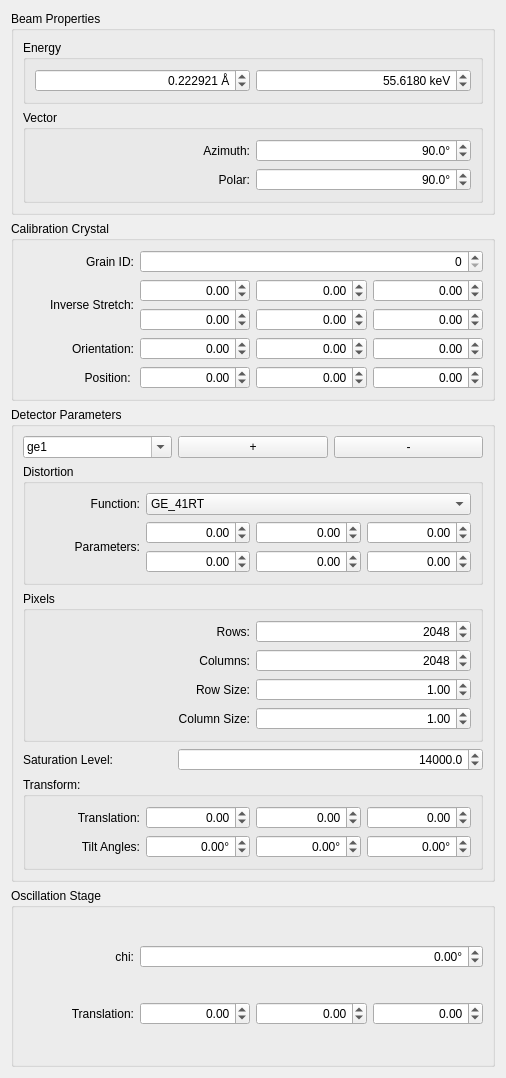
Above: hexrd/ui/resources/ui/calibration_config_widget.ui from HEXRD/hexrdgui before the change. Below: the same form after it.
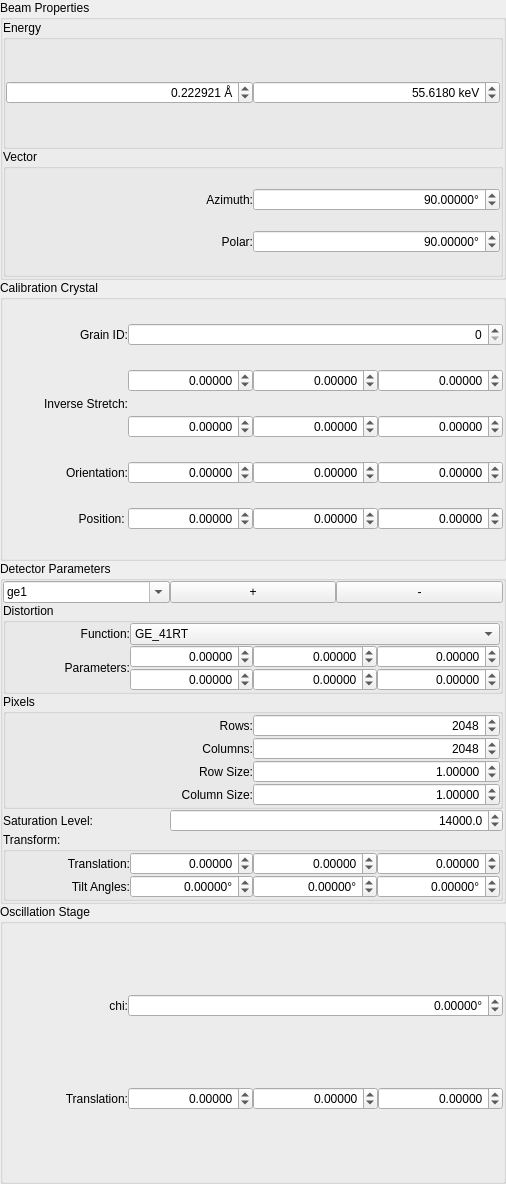
That is the form after the change. Custom widgets are drawn as their Qt base class.

Commit message:
Updated and tweaked UI layout, decimals, quit
A number of minor tweaks to regain empty space, add more default
precision to the form view, and add a quit action to the menu.

Diff of the .ui file:
```diff
--- a/hexrd/ui/resources/ui/calibration_config_widget.ui
+++ b/hexrd/ui/resources/ui/calibration_config_widget.ui
@@ -7,22 +7,67 @@
     <x>0</x>
     <y>0</y>
     <width>506</width>
-    <height>1078</height>
+    <height>1184</height>
    </rect>
   </property>
   <layout class="QVBoxLayout" name="verticalLayout_2">
+   <property name="spacing">
+    <number>0</number>
+   </property>
+   <property name="leftMargin">
+    <number>0</number>
+   </property>
+   <property name="topMargin">
+    <number>0</number>
+   </property>
+   <property name="rightMargin">
+    <number>0</number>
+   </property>
+   <property name="bottomMargin">
+    <number>0</number>
+   </property>
    <item>
     <widget class="QGroupBox" name="groupBox">
      <property name="title">
       <string>Beam Properties</string>
      </property>
      <layout class="QVBoxLayout" name="verticalLayout_3">
+      <property name="spacing">
+       <number>0</number>
+      </property>
+      <property name="leftMargin">
+       <number>0</number>
+      </property>
+      <property name="topMargin">
+       <number>0</number>
+      </property>
+      <property name="rightMargin">
+       <number>0</number>
+      </property>
+      <property name="bottomMargin">
+       <number>0</number>
+      </property>
       <item>
        <widget class="QGroupBox" name="groupBox_2">
         <property name="title">
          <string>Energy</string>
         </property>
         <layout class="QHBoxLayout" name="horizontalLayout_2">
+         <property name="spacing">
+          <number>0</number>
+         </property>
+         <property name="leftMargin">
+          <number>0</number>
+         </property>
+         <property name="topMargin">
+          <number>0</number>
+         </property>
+         <property name="rightMargin">
+          <number>0</number>
+         </property>
+         <property name="bottomMargin">
+          <number>0</number>
+         </property>
          <item>
           <widget class="QDoubleSpinBox" name="cal_energy_wavelength">
            <property name="alignment">
@@ -82,6 +127,21 @@
          <string>Vector</string>
         </property>
         <layout class="QGridLayout" name="gridLayout">
+         <property name="leftMargin">
+          <number>0</number>
+         </property>
+         <property name="topMargin">
+          <number>0</number>
+         </property>
+         <property name="rightMargin">
+          <number>0</number>
+         </property>
+         <property name="bottomMargin">
+          <number>0</number>
+         </property>
+         <property name="spacing">
+          <number>0</number>
+         </property>
          <item row="1" column="1">
           <widget class="QDoubleSpinBox" name="cal_vector_azimuth">
            <property name="alignment">
@@ -94,7 +154,7 @@
             <string>°</string>
            </property>
            <property name="decimals">
-            <number>1</number>
+            <number>5</number>
            </property>
            <property name="maximum">
             <double>360.000000000000000</double>
@@ -116,7 +176,7 @@
             <string>°</string>
            </property>
            <property name="decimals">
-            <number>1</number>
+            <number>5</number>
            </property>
            <property name="maximum">
             <double>360.000000000000000</double>
@@ -158,6 +218,21 @@
       <string>Calibration Crystal</string>
      </property>
      <layout class="QGridLayout" name="gridLayout_3">
+      <property name="leftMargin">
+       <number>0</number>
+      </property>
+      <property name="topMargin">
+       <number>0</number>
+      </property>
+      <property name="rightMargin">
+       <number>0</number>
+      </property>
+      <property name="bottomMargin">
+       <number>0</number>
+      </property>
+      <property name="spacing">
+       <number>0</number>
+      </property>
       <item row="3" column="1">
        <widget class="QDoubleSpinBox" name="cal_crystal_orientation_0">
         <property name="alignment">
@@ -169,6 +244,9 @@
         <property name="suffix">
          <string/>
         </property>
+        <property name="decimals">
+         <number>5</number>
+        </property>
         <property name="minimum">
          <double>-10000.000000000000000</double>
         </property>
@@ -188,6 +266,9 @@
         <property name="prefix">
          <string/>
         </property>
+        <property name="decimals">
+         <number>5</number>
+        </property>
         <property name="minimum">
          <double>-10000.000000000000000</double>
         </property>
@@ -227,6 +308,9 @@
         <property name="prefix">
          <string/>
         </property>
+        <property name="decimals">
+         <number>5</number>
+        </property>
         <property name="minimum">
          <double>-10000.000000000000000</double>
         </property>
@@ -246,6 +330,9 @@
         <property name="prefix">
          <string/>
         </property>
+        <property name="decimals">
+         <number>5</number>
+        </property>
         <property name="minimum">
          <double>-10000.000000000000000</double>
         </property>
@@ -265,6 +352,9 @@
         <property name="prefix">
          <string/>
         </property>
+        <property name="decimals">
+         <number>5</number>
+        </property>
         <property name="minimum">
          <double>-10000.000000000000000</double>
         </property>
@@ -281,6 +371,9 @@
         <property name="alignment">
          <set>Qt::AlignRight|Qt::AlignTrailing|Qt::AlignVCenter</set>
         </property>
+        <property name="decimals">
+         <number>5</number>
+        </property>
         <property name="minimum">
          <double>-10000.000000000000000</double>
         </property>
@@ -297,6 +390,9 @@
         <property name="alignment">
          <set>Qt::AlignRight|Qt::AlignTrailing|Qt::AlignVCenter</set>
         </property>
+        <property name="decimals">
+         <number>5</number>
+        </property>
         <property name="minimum">
          <double>-10000.000000000000000</double>
         </property>
@@ -313,6 +409,9 @@
         <property name="alignment">
          <set>Qt::AlignRight|Qt::AlignTrailing|Qt::AlignVCenter</set>
         </property>
+        <property name="decimals">
+         <number>5</number>
+        </property>
         <property name="minimum">
          <double>-10000.000000000000000</double>
         </property>
@@ -352,6 +451,9 @@
         <property name="prefix">
          <string/>
         </property>
+        <property name="decimals">
+         <number>5</number>
+        </property>
         <property name="minimum">
          <double>-10000.000000000000000</double>
         </property>
@@ -371,6 +473,9 @@
         <property name="prefix">
          <string/>
         </property>
+        <property name="decimals">
+         <number>5</number>
+        </property>
         <property name="minimum">
          <double>-10000.000000000000000</double>
         </property>
@@ -390,6 +495,9 @@
         <property name="prefix">
          <string/>
         </property>
+        <property name="decimals">
+         <number>5</number>
+        </property>
         <property name="minimum">
          <double>-10000.000000000000000</double>
         </property>
@@ -409,6 +517,9 @@
         <property name="prefix">
          <string/>
         </property>
+        <property name="decimals">
+         <number>5</number>
+        </property>
         <property name="minimum">
          <double>-10000.000000000000000</double>
         </property>
@@ -439,6 +550,21 @@
       <string>Detector Parameters</string>
      </property>
      <layout class="QGridLayout" name="gridLayout_4">
+      <property name="leftMargin">
+       <number>0</number>
+      </property>
+      <property name="topMargin">
+       <number>0</number>
+      </property>
+      <property name="rightMargin">
+       <number>0</number>
+      </property>
+      <property name="bottomMargin">
+       <number>0</number>
+      </property>
+      <property name="spacing">
+       <number>0</number>
+      </property>
       <item row="3" column="1" colspan="2">
        <widget class="QDoubleSpinBox" name="cal_det_saturation">
         <property name="alignment">
@@ -468,6 +594,21 @@
          <string>Transform:</string>
         </property>
         <layout class="QGridLayout" name="gridLayout_7">
+         <property name="leftMargin">
+          <number>0</number>
+         </property>
+         <property name="topMargin">
+          <number>0</number>
+         </property>
+         <property name="rightMargin">
+          <number>0</number>
+         </property>
+         <property name="bottomMargin">
+          <number>0</number>
+         </property>
+         <property name="spacing">
+          <number>0</number>
+         </property>
          <item row="0" column="2">
           <widget class="QDoubleSpinBox" name="cal_det_translation_1">
            <property name="alignment">
@@ -476,6 +617,9 @@
            <property name="prefix">
             <string/>
            </property>
+           <property name="decimals">
+            <number>5</number>
+           </property>
            <property name="minimum">
             <double>-10000.000000000000000</double>
            </property>
@@ -505,6 +649,9 @@
            <property name="prefix">
             <string/>
            </property>
+           <property name="decimals">
+            <number>5</number>
+           </property>
            <property name="minimum">
             <double>-10000.000000000000000</double>
            </property>
@@ -524,6 +671,9 @@
            <property name="prefix">
             <string/>
            </property>
+           <property name="decimals">
+            <number>5</number>
+           </property>
            <property name="minimum">
             <double>-10000.000000000000000</double>
            </property>
@@ -553,6 +703,9 @@
            <property name="suffix">
             <string>°</string>
            </property>
+           <property name="decimals">
+            <number>5</number>
+           </property>
            <property name="minimum">
             <double>-10000.000000000000000</double>
            </property>
@@ -572,6 +725,9 @@
            <property name="suffix">
             <string>°</string>
            </property>
+           <property name="decimals">
+            <number>5</number>
+           </property>
            <property name="minimum">
             <double>-10000.000000000000000</double>
            </property>
@@ -591,6 +747,9 @@
            <property name="suffix">
             <string>°</string>
            </property>
+           <property name="decimals">
+            <number>5</number>
+           </property>
            <property name="minimum">
             <double>-10000.000000000000000</double>
            </property>
@@ -626,6 +785,21 @@
          <string>Distortion</string>
         </property>
         <layout class="QGridLayout" name="gridLayout_5">
+         <property name="leftMargin">
+          <number>0</number>
+         </property>
+         <property name="topMargin">
+          <number>0</number>
+         </property>
+         <property name="rightMargin">
+          <number>0</number>
+         </property>
+         <property name="bottomMargin">
+          <number>0</number>
+         </property>
+         <property name="spacing">
+          <number>0</number>
+         </property>
          <item row="0" column="0">
           <widget class="QLabel" name="label_9">
            <property name="text">
@@ -656,6 +830,9 @@
            <property name="prefix">
             <string/>
            </property>
+           <property name="decimals">
+            <number>5</number>
+           </property>
            <property name="minimum">
             <double>-10000.000000000000000</double>
            </property>
@@ -675,6 +852,9 @@
            <property name="prefix">
             <string/>
            </property>
+           <property name="decimals">
+            <number>5</number>
+           </property>
            <property name="minimum">
             <double>-10000.000000000000000</double>
            </property>
@@ -694,6 +874,9 @@
            <property name="prefix">
             <string/>
            </property>
+           <property name="decimals">
+            <number>5</number>
+           </property>
            <property name="minimum">
             <double>-10000.000000000000000</double>
            </property>
@@ -710,6 +893,9 @@
            <property name="alignment">
             <set>Qt::AlignRight|Qt::AlignTrailing|Qt::AlignVCenter</set>
            </property>
+           <property name="decimals">
+            <number>5</number>
+           </property>
            <property name="minimum">
             <double>-10000.000000000000000</double>
            </property>
@@ -726,6 +912,9 @@
            <property name="alignment">
             <set>Qt::AlignRight|Qt::AlignTrailing|Qt::AlignVCenter</set>
            </property>
+           <property name="decimals">
+            <number>5</number>
+           </property>
            <property name="minimum">
             <double>-10000.000000000000000</double>
            </property>
@@ -742,6 +931,9 @@
            <property name="alignment">
             <set>Qt::AlignRight|Qt::AlignTrailing|Qt::AlignVCenter</set>
            </property>
+           <property name="decimals">
+            <number>5</number>
+           </property>
            <property name="minimum">
             <double>-10000.000000000000000</double>
            </property>
@@ -779,13 +971,28 @@
          <string>Pixels</string>
         </property>
         <layout class="QGridLayout" name="gridLayout_6">
+         <property name="leftMargin">
+          <number>0</number>
+         </property>
+         <property name="topMargin">
+          <number>0</number>
+         </property>
+         <property name="rightMargin">
+          <number>0</number>
+         </property>
+         <property name="bottomMargin">
+          <number>0</number>
+         </property>
+         <property name="spacing">
+          <number>0</number>
+         </property>
          <item row="4" column="2">
           <widget class="QDoubleSpinBox" name="cal_det_size_1">
            <property name="alignment">
             <set>Qt::AlignRight|Qt::AlignTrailing|Qt::AlignVCenter</set>
            </property>
            <property name="decimals">
-            <number>2</number>
+            <number>5</number>
            </property>
            <property name="minimum">
             <double>0.100000000000000</double>
@@ -817,7 +1024,7 @@
             <set>Qt::AlignRight|Qt::AlignTrailing|Qt::AlignVCenter</set>
            </property>
            <property name="decimals">
-            <number>2</number>
+            <number>5</number>
            </property>
            <property name="minimum">
             <double>0.000000000000000</double>
@@ -920,6 +1127,21 @@
       <bool>false</bool>
      </property>
      <layout class="QGridLayout" name="gridLayout_2">
+      <property name="leftMargin">
+       <number>0</number>
+      </property>
+      <property name="topMargin">
+       <number>0</number>
+      </property>
+      <property name="rightMargin">
+       <number>0</number>
+      </property>
+      <property name="bottomMargin">
+       <number>0</number>
+      </property>
+      <property name="spacing">
+       <number>0</number>
+      </property>
       <item row="1" column="0">
        <widget class="QLabel" name="label_4">
         <property name="text">
@@ -948,6 +1170,9 @@
         <property name="prefix">
          <string/>
         </property>
+        <property name="decimals">
+         <number>5</number>
+        </property>
         <property name="minimum">
          <double>-100000.000000000000000</double>
         </property>
@@ -967,6 +1192,9 @@
         <property name="prefix">
          <string/>
         </property>
+        <property name="decimals">
+         <number>5</number>
+        </property>
         <property name="minimum">
          <double>-100000.000000000000000</double>
         </property>
@@ -986,6 +1214,9 @@
         <property name="prefix">
          <string/>
         </property>
+        <property name="decimals">
+         <number>5</number>
+        </property>
         <property name="minimum">
          <double>-100000.000000000000000</double>
         </property>
@@ -1005,6 +1236,9 @@
         <property name="suffix">
          <string>°</string>
         </property>
+        <property name="decimals">
+         <number>5</number>
+        </property>
         <property name="minimum">
          <double>-100000.000000000000000</double>
         </property>
@@ -1021,6 +1255,14 @@
    </item>
   </layout>
  </widget>
+ <customwidgets>
+  <customwidget>
+   <class>ScientificDoubleSpinBox</class>
+   <extends>QDoubleSpinBox</extends>
+   <header>scientificspinbox.py</header>
+   <container>1</container>
+  </customwidget>
+ </customwidgets>
  <tabstops>
   <tabstop>cal_energy_wavelength</tabstop>
   <tabstop>cal_energy</tabstop>
@@ -1065,14 +1307,6 @@
   <tabstop>cal_osc_translation_1</tabstop>
   <tabstop>cal_osc_translation_2</tabstop>
  </tabstops>
- <customwidgets>
-  <customwidget>
-   <class>ScientificDoubleSpinBox</class>
-   <extends>QDoubleSpinBox</extends>
-   <header>scientificspinbox.py</header>
-   <container>1</container>
-  </customwidget>
- </customwidgets>
  <resources/>
  <connections/>
 </ui>
```
Left out of the diff: 6 changed lines with no effect on the pictures. The commit also changes 5 other files.
